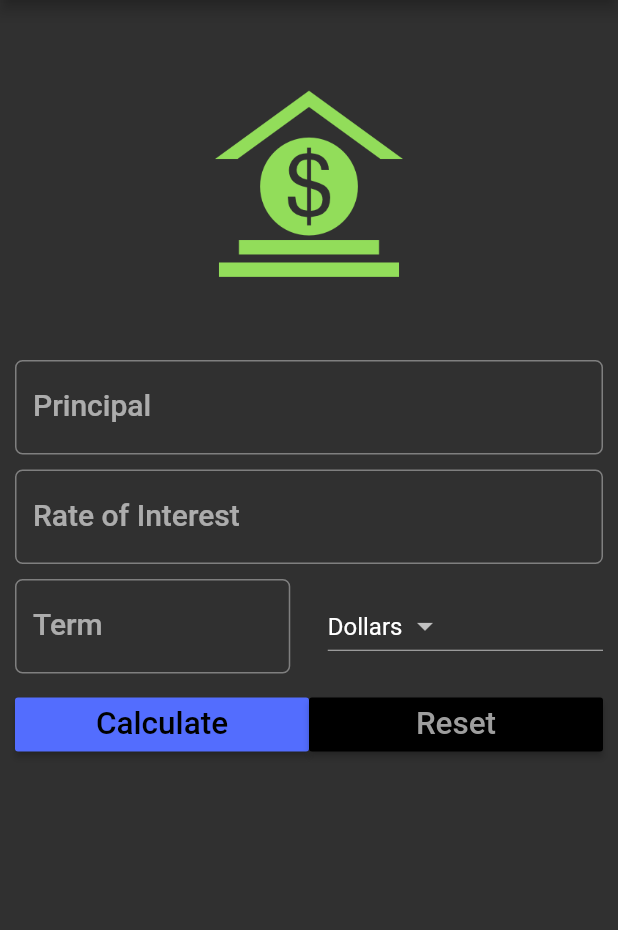
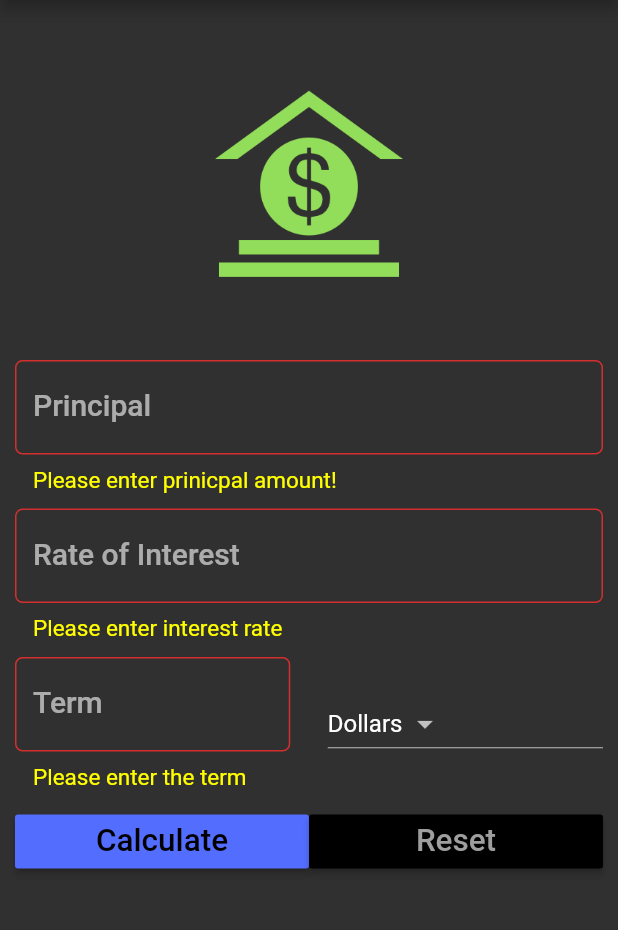
Before and after one commit to idlevandal/simple_interest_calc, a Flutter app: the screen it shows after launch, after a tap on "Calculate", on a phone screen of 412 x 824 dp, the part 84-1014 px from its top. Run offline on Flutter 3.47's test engine with Material 2 defaults, Android fonts, the phone set to English and light mode, and no system bars.

Commit message:
almost done

```diff
--- a/lib/main.dart
+++ b/lib/main.dart
@@ -25,7 +25,9 @@ class MyHomePage extends StatefulWidget {
 }
 
 class _MyHomePageState extends State<MyHomePage> {
-  List<String> _currencies = ['Rupees', 'Dollars', 'Pounds'];
+  var _formKey = GlobalKey<FormState>();
+
+//  List<String> _currencies = ['Rupees', 'Dollars', 'Pounds'];
   List<Map<String, String>> _currencyMap = [
     {'name': 'Rupees', 'locale': 'in_IN', 'symbol': '₹'},
     {'name': 'Dollars', 'locale': 'en_US', 'symbol': '\$'},
@@ -52,33 +54,49 @@ class _MyHomePageState extends State<MyHomePage> {
         backgroundColor: Colors.indigo,
         title: Text('Simple Interest Calculator'),
       ),
-      body: Container(
+      body: Form(
+        key: _formKey,
+        child: Padding(
           padding: EdgeInsets.all(_minimumPadding * 2),
           child: ListView(
             children: <Widget>[
               getImageAsset(),
               Padding(
                 padding: const EdgeInsets.only(top: 5.0, bottom: 5.0),
-              child: TextField(
+                child: TextFormField(
                     controller: principalController,
                     keyboardType: TextInputType.number,
                     style: textStyle,
+                    validator: (String value) {
+                      return value.isEmpty ? 'Please enter prinicpal amount!' : null;
+                    },
                     decoration: InputDecoration(
                         labelText: 'Principal',
                         hintText: 'Enter Principal e.g. 1',
+                        errorStyle: TextStyle(
+                          color: Colors.yellowAccent,
+                          fontSize: 15.0
+                        ),
                         border: OutlineInputBorder(
                             borderRadius:
                                 BorderRadius.circular(_minimumPadding)))),
               ),
               Padding(
                 padding: const EdgeInsets.only(top: 5.0, bottom: 5.0),
-              child: TextField(
+                child: TextFormField(
                     controller: rateController,
                     keyboardType: TextInputType.number,
                     style: textStyle,
+                    validator: (String value) {
+                      return value.isEmpty ? 'Please enter interest rate' : null;
+                    },
                     decoration: InputDecoration(
                         labelText: 'Rate of Interest',
                         hintText: 'In percent',
+                        errorStyle: TextStyle(
+                          color: Colors.yellowAccent,
+                          fontSize: 15.0
+                        ),
                         border: OutlineInputBorder(
                             borderRadius: BorderRadius.circular(5.0)))),
               ),
@@ -87,13 +105,20 @@ class _MyHomePageState extends State<MyHomePage> {
                 child: Row(
                   children: <Widget>[
                     Expanded(
-                    child: TextField(
+                      child: TextFormField(
                           controller: termController,
                           keyboardType: TextInputType.number,
                           style: textStyle,
+                          validator: (String value) {
+                            return value.isEmpty ? 'Please enter the term' : null;
+                          },
                           decoration: InputDecoration(
                               labelText: 'Term',
                               hintText: 'Time in years',
+                              errorStyle: TextStyle(
+                                color: Colors.yellowAccent,
+                                fontSize: 15.0
+                              ),
                               border: OutlineInputBorder(
                                   borderRadius: BorderRadius.circular(5.0)))),
                     ),
@@ -133,7 +158,9 @@ class _MyHomePageState extends State<MyHomePage> {
                         ),
                         onPressed: () {
                           setState(() {
+                            if (_formKey.currentState.validate()) {
                               displayResult = _calculateTotalReturns();
+                            }
                           });
                         },
                       ),
@@ -166,6 +193,7 @@ class _MyHomePageState extends State<MyHomePage> {
             ],
           ),
         ),
+      ),
     );
   }
 
@@ -186,9 +214,13 @@ class _MyHomePageState extends State<MyHomePage> {
     double term = double.parse(termController.text);
     double result = principal + (principal * rate * term) / 100;
 
-    var location = _currencyMap.firstWhere((cur) => cur['name'] == _currentItemSelected);
+    var location =
+        _currencyMap.firstWhere((cur) => cur['name'] == _currentItemSelected);
 
-    var numFormat = new NumberFormat.currency(locale: '${location['locale']}', symbol: '${location['symbol']}', decimalDigits: 2);
+    var numFormat = new NumberFormat.currency(
+        locale: '${location['locale']}',
+        symbol: '${location['symbol']}',
+        decimalDigits: 2);
 
     return numFormat.format(result);
   }
@@ -198,7 +230,7 @@ class _MyHomePageState extends State<MyHomePage> {
     rateController.clear();
     termController.clear();
     displayResult = '';
+    _formKey.currentState.reset();
     _currentItemSelected = _currencyMap[1]['name'];
-
   }
 }
```
Lines whose indentation alone changed are shown as unchanged.
